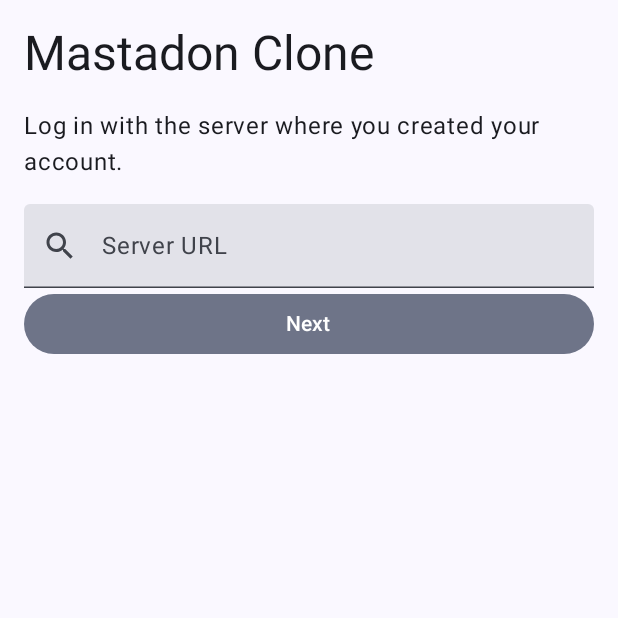
After one commit to joshing-dev/Smilodon, an Android app built with Jetpack Compose: the composable LoginScreen shown on its own in the app's theme, on a phone screen of 412 x 824 dp, the top half of it. The commit adds this screen. Run offline under Robolectric (Android 15) with nearby library versions, the phone set to English and light mode, and no system bars.

Commit message:
Some version upgrades for kotlin 1.8 and adding login screen mockup

```diff
--- a/gradle.properties
+++ b/gradle.properties
@@ -10,3 +10,4 @@ android.nonTransitiveRClass=true
 
 #MPP
 kotlin.mpp.enableCInteropCommonization=true
+kotlin.mpp.androidSourceSetLayoutVersion=2
--- a/mastadonApp/build.gradle.kts
+++ b/mastadonApp/build.gradle.kts
@@ -20,7 +20,7 @@ android {
   }
 
   composeOptions {
-        kotlinCompilerExtensionVersion = "1.3.0"
+    kotlinCompilerExtensionVersion = "1.4.0"
   }
 
   packagingOptions {
@@ -36,13 +36,11 @@ android {
 }
 
 dependencies {
-    val composeVersion = "1.3.1"
   implementation(project(":shared"))
   implementation(project(":presentation"))
 
   implementation("androidx.core:core-ktx:1.9.0")
   implementation("androidx.activity:activity-compose:1.6.1")
-    //implementation("androidx.compose.ui:ui:$composeVersion")
 
   // timber
   implementation("com.jakewharton.timber:timber:5.0.1")
--- a/presentation/build.gradle.kts
+++ b/presentation/build.gradle.kts
@@ -31,7 +31,7 @@ android {
   }
 
   composeOptions {
-    kotlinCompilerExtensionVersion = "1.3.0"
+    kotlinCompilerExtensionVersion = "1.4.0"
   }
 
   kotlinOptions {
@@ -40,7 +40,7 @@ android {
 }
 
 dependencies {
-  val composeVersion = "1.3.1"
+  val composeVersion = "1.4.0-alpha04"
   val coilVersion = "2.2.2"
 
   implementation(project(":shared"))
--- /dev/null
+++ b/presentation/src/main/java/com/matrix159/mastadonclone/presentation/ui/components/LoginScreen.kt
@@ -0,0 +1,73 @@
+package com.matrix159.mastadonclone.presentation.ui.components
+
+import androidx.compose.foundation.layout.*
+import androidx.compose.foundation.rememberScrollState
+import androidx.compose.foundation.verticalScroll
+import androidx.compose.material.icons.Icons
+import androidx.compose.material.icons.filled.Search
+import androidx.compose.material3.*
+import androidx.compose.runtime.*
+import androidx.compose.ui.Modifier
+import androidx.compose.ui.tooling.preview.Preview
+import androidx.compose.ui.unit.dp
+import com.matrix159.mastadonclone.presentation.ui.theme.MastadonTheme
+
+@OptIn(ExperimentalMaterial3Api::class)
+@Composable
+fun LoginScreen(modifier: Modifier = Modifier) {
+  Column(
+    modifier = modifier
+    .padding(16.dp)
+    .verticalScroll(rememberScrollState())
+  ) {
+    Text(
+      text = "Mastadon Clone",
+      style = MaterialTheme.typography.headlineLarge
+    )
+
+    Spacer(modifier = Modifier.height(16.dp))
+
+    Text(
+      text = "Log in with the server where you created your account.",
+      style = MaterialTheme.typography.bodyLarge
+    )
+
+    Spacer(modifier = Modifier.height(16.dp))
+
+    var serverUrl by remember { mutableStateOf("") }
+    TextField(
+      value = serverUrl,
+      onValueChange = { value: String -> serverUrl = value},
+      singleLine = true,
+      leadingIcon = {
+        Icon(Icons.Default.Search, contentDescription = "Search for server")
+      },
+      label = {
+        Text(text = "Server URL")
+      },
+      modifier = Modifier.fillMaxWidth()
+    )
+
+    Spacer(modifier = Modifier.padding(vertical = 16.dp).weight(1f))
+
+    FilledTonalButton(
+      onClick = { /* TODO */ },
+      modifier = Modifier
+        .fillMaxWidth()
+    ) {
+      Text(
+        text = "Next"
+      )
+    }
+  }
+}
+
+@Preview
+@Composable
+fun LoginScreenPreview() {
+  MastadonTheme {
+    Surface {
+      LoginScreen()
+    }
+  }
+}
--- a/shared/build.gradle.kts
+++ b/shared/build.gradle.kts
@@ -24,7 +24,7 @@ kotlin {
       }
     }
     val androidMain by getting
-        val androidTest by getting
+    val androidUnitTest by getting
     val iosX64Main by getting
     val iosArm64Main by getting
     val iosSimulatorArm64Main by getting
--- /dev/null
+++ b/shared/src/androidMain/AndroidManifest.xml
@@ -0,0 +1,2 @@
+<manifest xmlns:android="http://schemas.android.com/apk/res/android">
+</manifest>
--- a/shared/src/androidMain/kotlin/com/matrix159/mastadonclone/shared/Platform.kt
+++ b/shared/src/androidMain/kotlin/com/matrix159/mastadonclone/shared/Platform.kt
@@ -2,7 +2,7 @@ package com.matrix159.mastadonclone.shared
 
 
 class AndroidPlatform : Platform {
-    override val name: String = "Android ${android.os.Build.VERSION.SDK_INT}"
+  override val name: String = "Android ${android.os.Build.VERSION.SDK_INT}"
 }
 
 actual fun getPlatform(): Platform = AndroidPlatform()
--- a/shared/src/commonMain/kotlin/com/matrix159/mastadonclone/shared/Platform.kt
+++ b/shared/src/commonMain/kotlin/com/matrix159/mastadonclone/shared/Platform.kt
@@ -1,7 +1,7 @@
 package com.matrix159.mastadonclone.shared
 
 interface Platform {
-    val name: String
+  val name: String
 }
 
 expect fun getPlatform(): Platform
```
Also changed, not shown: build.gradle.kts (+6 -6 lines), presentation/src/main/java/com/matrix159/mastadonclone/presentation/ui/MastadonApp.kt (+6 -3 lines), shared/src/commonMain/kotlin/com/matrix159/mastadonclone/shared/Greeting.kt (+4 -4 lines), 5 other files. Lines whose indentation alone changed are shown as unchanged.
